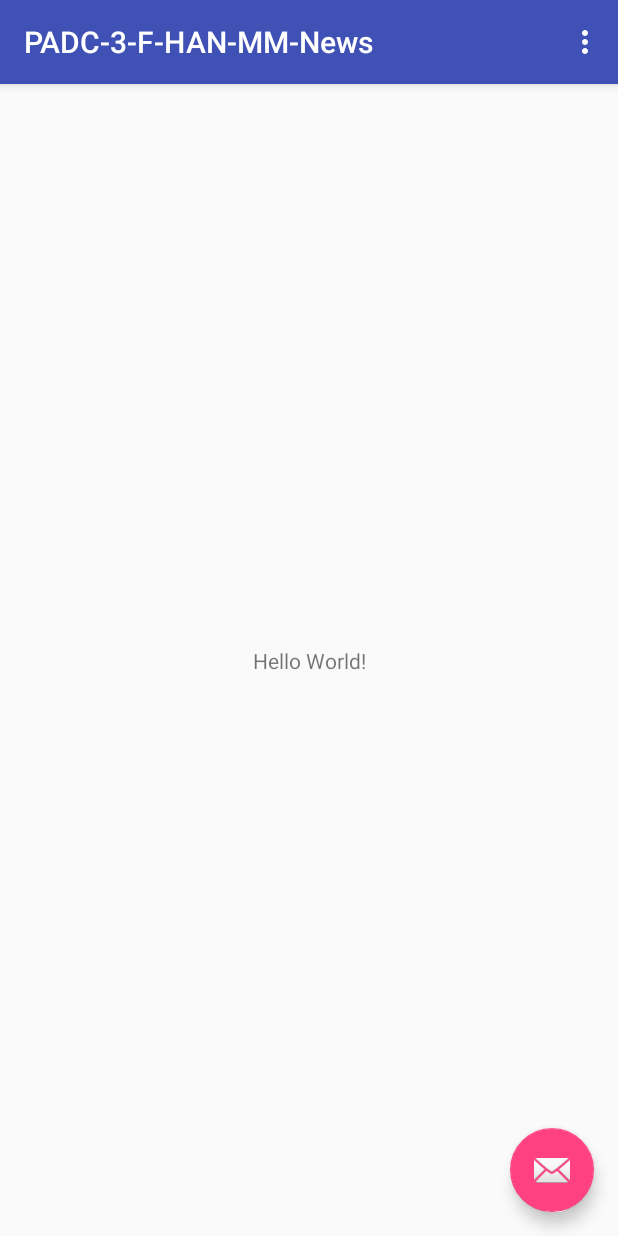
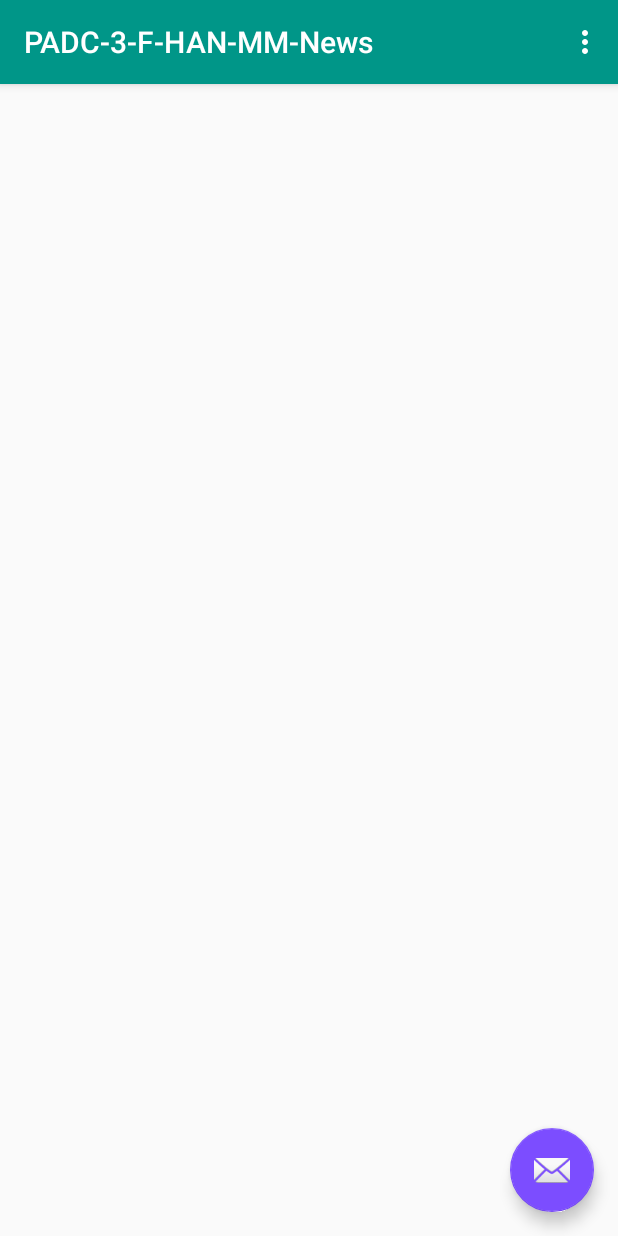
Before and after one commit to Htoo1993/PADC-3-F-HAN-MM-News, an Android app: the screen it shows after launch (MainActivity), on a phone screen of 412 x 824 dp. Run offline under Robolectric (Android 15) with nearby library versions, the light colour scheme and no system bars.

Commit message:
Project initialize - xml layout - package - application - theme and color

```diff
--- a/app/build.gradle
+++ b/app/build.gradle
@@ -3,7 +3,7 @@ apply plugin: 'com.android.application'
 android {
     compileSdkVersion 26
     defaultConfig {
-        applicationId "xyz.htooaungnaing.padc_3_f_han_mm_news"
+        applicationId "xyz.htooaungnaing.news"
         minSdkVersion 21
         targetSdkVersion 26
         versionCode 1
--- a/app/src/main/AndroidManifest.xml
+++ b/app/src/main/AndroidManifest.xml
@@ -1,8 +1,9 @@
 <?xml version="1.0" encoding="utf-8"?>
 <manifest xmlns:android="http://schemas.android.com/apk/res/android"
-    package="xyz.htooaungnaing.padc_3_f_han_mm_news">
+    package="xyz.htooaungnaing.news">
 
     <application
+        android:name=".MMNewsApp"
         android:allowBackup="true"
         android:icon="@mipmap/ic_launcher"
         android:label="@string/app_name"
@@ -10,7 +11,7 @@
         android:supportsRtl="true"
         android:theme="@style/AppTheme">
         <activity
-            android:name=".MainActivity"
+            android:name="xyz.htooaungnaing.news.activities.MainActivity"
             android:label="@string/app_name"
             android:theme="@style/AppTheme.NoActionBar">
             <intent-filter>
--- /dev/null
+++ b/app/src/main/java/xyz/htooaungnaing/news/MMNewsApp.java
@@ -0,0 +1,11 @@
+package xyz.htooaungnaing.news;
+
+import android.app.Application;
+
+/**
+ * Created by htoo on 11/26/2017.
+ */
+
+public class MMNewsApp extends Application {
+
+}
--- a/app/src/main/java/xyz/htooaungnaing/padc_3_f_han_mm_news/MainActivity.java
+++ b/app/src/main/java/xyz/htooaungnaing/news/activities/MainActivity.java
@@ -1,4 +1,4 @@
-package xyz.htooaungnaing.padc_3_f_han_mm_news;
+package xyz.htooaungnaing.news.activities;
 
 import android.os.Bundle;
 import android.support.design.widget.FloatingActionButton;
@@ -8,6 +8,8 @@ import android.support.v7.widget.Toolbar;
 import android.view.View;
 import android.view.Menu;
 import android.view.MenuItem;
+
+import xyz.htooaungnaing.news.R;
 
 public class MainActivity extends AppCompatActivity {
 
--- a/app/src/main/res/layout/activity_main.xml
+++ b/app/src/main/res/layout/activity_main.xml
@@ -4,7 +4,7 @@
     xmlns:tools="http://schemas.android.com/tools"
     android:layout_width="match_parent"
     android:layout_height="match_parent"
-    tools:context="xyz.htooaungnaing.padc_3_f_han_mm_news.MainActivity">
+    tools:context="xyz.htooaungnaing.padc_3_f_han_mm_news.xyz.htooaungnaing.news.MainActivity">
 
     <android.support.design.widget.AppBarLayout
         android:layout_width="match_parent"
@@ -20,7 +20,15 @@
 
     </android.support.design.widget.AppBarLayout>
 
-    <include layout="@layout/content_main" />
+    <RelativeLayout
+        android:layout_width="match_parent"
+        android:layout_height="match_parent"
+        app:layout_behavior="@string/appbar_scrolling_view_behavior"
+        >
+
+
+
+    </RelativeLayout>
 
     <android.support.design.widget.FloatingActionButton
         android:id="@+id/fab"
--- a/app/src/main/res/layout/content_main.xml
+++ /dev/null
@@ -1,20 +0,0 @@
-<?xml version="1.0" encoding="utf-8"?>
-<android.support.constraint.ConstraintLayout xmlns:android="http://schemas.android.com/apk/res/android"
-    xmlns:app="http://schemas.android.com/apk/res-auto"
-    xmlns:tools="http://schemas.android.com/tools"
-    android:layout_width="match_parent"
-    android:layout_height="match_parent"
-    app:layout_behavior="@string/appbar_scrolling_view_behavior"
-    tools:context="xyz.htooaungnaing.padc_3_f_han_mm_news.MainActivity"
-    tools:showIn="@layout/activity_main">
-
-    <TextView
-        android:layout_width="wrap_content"
-        android:layout_height="wrap_content"
-        android:text="Hello World!"
-        app:layout_constraintBottom_toBottomOf="parent"
-        app:layout_constraintLeft_toLeftOf="parent"
-        app:layout_constraintRight_toRightOf="parent"
-        app:layout_constraintTop_toTopOf="parent" />
-
-</android.support.constraint.ConstraintLayout>
--- a/app/src/main/res/menu/menu_main.xml
+++ b/app/src/main/res/menu/menu_main.xml
@@ -1,7 +1,7 @@
 <menu xmlns:android="http://schemas.android.com/apk/res/android"
     xmlns:app="http://schemas.android.com/apk/res-auto"
     xmlns:tools="http://schemas.android.com/tools"
-    tools:context="xyz.htooaungnaing.padc_3_f_han_mm_news.MainActivity">
+    tools:context="xyz.htooaungnaing.padc_3_f_han_mm_news.xyz.htooaungnaing.news.MainActivity">
     <item
         android:id="@+id/action_settings"
         android:orderInCategory="100"
--- a/app/src/main/res/values/colors.xml
+++ b/app/src/main/res/values/colors.xml
@@ -1,6 +1,11 @@
 <?xml version="1.0" encoding="utf-8"?>
 <resources>
-    <color name="colorPrimary">#3F51B5</color>
-    <color name="colorPrimaryDark">#303F9F</color>
-    <color name="colorAccent">#FF4081</color>
+    <color name="primary">#009688</color>
+    <color name="primary_dark">#00796B</color>
+    <color name="primary_light">#B2DFDB</color>
+    <color name="accent">#7C4DFF</color>
+    <color name="primary_text">#212121</color>
+    <color name="secondary_text">#757575</color>
+    <color name="icons">#FFFFFF</color>
+    <color name="divider">#BDBDBD</color>
 </resources>
--- a/app/src/main/res/values/styles.xml
+++ b/app/src/main/res/values/styles.xml
@@ -3,9 +3,9 @@
     <!-- Base application theme. -->
     <style name="AppTheme" parent="Theme.AppCompat.Light.DarkActionBar">
         <!-- Customize your theme here. -->
-        <item name="colorPrimary">@color/colorPrimary</item>
-        <item name="colorPrimaryDark">@color/colorPrimaryDark</item>
-        <item name="colorAccent">@color/colorAccent</item>
+        <item name="colorPrimary">@color/primary</item>
+        <item name="colorPrimaryDark">@color/primary_dark</item>
+        <item name="colorAccent">@color/accent</item>
     </style>
 
     <style name="AppTheme.NoActionBar">
```
